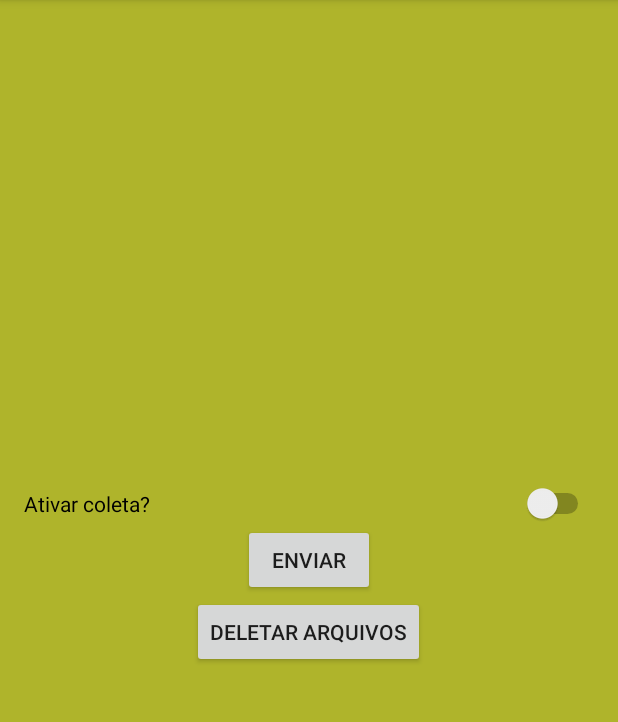
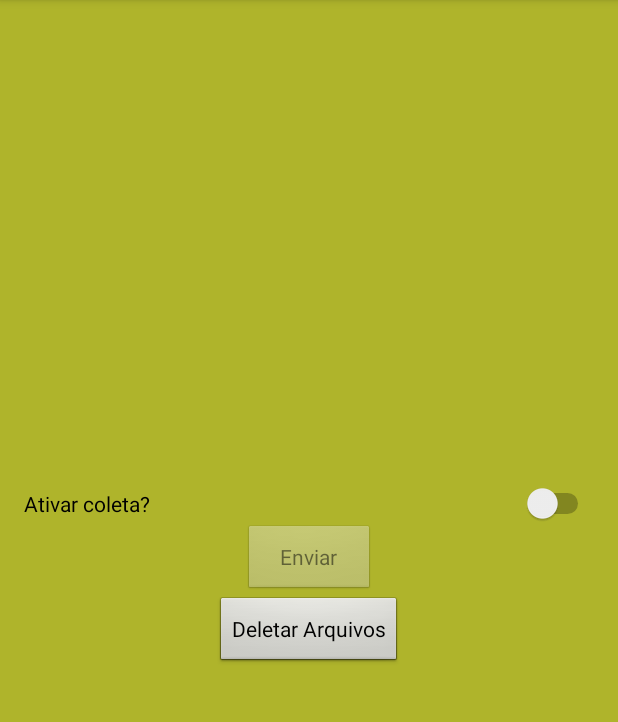
Before and after one commit to guizasy/SensorsMeter, an Android app: the screen it shows after launch (MainActivity), on a phone screen of 412 x 824 dp, the part 84-806 px from its top. Run offline under Robolectric (Android 15) with nearby library versions, the phone set to English and light mode, and no system bars.

```diff
--- a/app/src/main/res/layout/activity_main.xml
+++ b/app/src/main/res/layout/activity_main.xml
@@ -14,22 +14,26 @@
     tools:context="com.taberu.sensorsmeter.MainActivity">
 
     <Switch
-        android:text="Ativar coleta?"
+        android:id="@+id/SwitchColeta"
+        android:text="@string/ativar_coleta"
         android:layout_width="match_parent"
         android:layout_height="wrap_content"
-        android:id="@+id/switch1" />
+        android:onClick="collectOnClick" />
 
     <Button
         android:id="@+id/BtnSend"
         android:text="@string/share_btn"
         android:layout_width="wrap_content"
         android:layout_height="wrap_content"
-        android:onClick="onClickBtn" />
+        android:onClick="shareFileOnClick"
+        android:enabled="false"
+        style="@android:style/Widget.Button"  />
 
     <Button
         android:id="@+id/BtnDelete"
         android:text="@string/delete_files"
         android:layout_width="wrap_content"
         android:layout_height="wrap_content"
-        android:onClick="onClickBtn" />
+        android:onClick="deleteFileOnClick"
+        style="@android:style/Widget.Button" />
 </LinearLayout>
--- a/app/src/main/res/values/strings.xml
+++ b/app/src/main/res/values/strings.xml
@@ -2,4 +2,5 @@
     <string name="app_name">SensorsMeter</string>
     <string name="delete_files">Deletar Arquivos</string>
     <string name="share_btn">Enviar</string>
+    <string name="ativar_coleta">Ativar coleta?</string>
 </resources>
--- /dev/null
+++ b/app/src/main/res/xml/file_paths.xml
@@ -0,0 +1,3 @@
+<paths xmlns:android="http://schemas.android.com/apk/res/android">
+    <files-path name="csv_files" path="csv/"/>
+</paths>
```
Also changed, not shown: app/src/main/AndroidManifest.xml (+11 -0 lines), app/src/main/java/com/taberu/sensorsmeter/MainActivity.java (+91 -19 lines).
